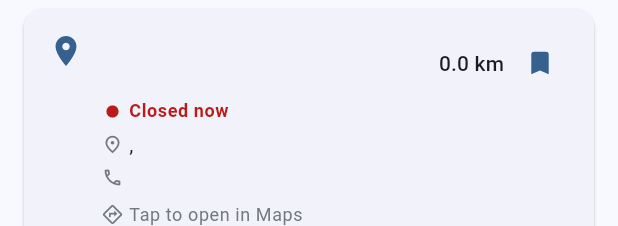
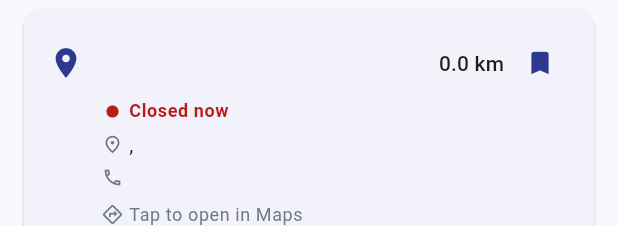
Before and after one commit to symonxdd/lm-plus-locator, a Flutter app: the OfficeCard widget shown alone on an empty page, opened directly with empty values, after a tap on the "bookmark outline" icon, on a phone screen of 412 x 824 dp. Shown: the top 226 px of the screen. Run offline on Flutter 3.47's test engine with Material 3 defaults, Android fonts, the phone set to English and light mode, and no system bars; our stand-ins replace cloud_firestore, connectivity_plus, firebase_auth, firebase_core, geocoding, geolocator and 5 more; accounts and stored records are empty.

Commit message:
fix(ui): brand-aware pin/bookmark colors, alignment, and app bar scroll flicker
- Office card pin and saved-bookmark icons now use the app's brand
  colors (ctaColors) instead of the generic theme primary color.
- Pin icon is now aligned with the title row instead of the whole
  multi-line card block, fixing it sitting visually too high.
- Result-count pills on the offices/mailboxes segmented filter are
  tinted from each segment's own resolved text color instead of a
  fixed grey, so they no longer clash with the selected (colored)
  segment or overflow into the neighboring one.
- Pin AppBar's background color explicitly: Flutter's AppBar falls
  back to colorScheme.surfaceContainer while scrolled-under vs.
  colorScheme.surface at rest, causing a visible color flicker on
  scroll independent of elevation/surfaceTintColor.

```diff
--- a/lib/theme/app_theme.dart
+++ b/lib/theme/app_theme.dart
@@ -12,14 +12,26 @@ class AppTheme {
   static final light = ThemeData(
     useMaterial3: true,
     colorScheme: _lightColorScheme,
-    appBarTheme: const AppBarTheme(surfaceTintColor: Colors.transparent),
+    appBarTheme: AppBarTheme(
+      // Pinned explicitly: AppBar otherwise resolves its background to
+      // colorScheme.surfaceContainer while scrolled-under vs. plain
+      // colorScheme.surface at rest, producing a visible color shift on
+      // scroll independent of elevation/surfaceTintColor.
+      backgroundColor: _lightColorScheme.surface,
+      surfaceTintColor: Colors.transparent,
+      scrolledUnderElevation: 0,
+    ),
     inputDecorationTheme: _inputDecorationTheme(_lightColorScheme),
   );
 
   static final dark = ThemeData(
     useMaterial3: true,
     colorScheme: _darkColorScheme,
-    appBarTheme: const AppBarTheme(surfaceTintColor: Colors.transparent),
+    appBarTheme: AppBarTheme(
+      backgroundColor: _darkColorScheme.surface,
+      surfaceTintColor: Colors.transparent,
+      scrolledUnderElevation: 0,
+    ),
     inputDecorationTheme: _inputDecorationTheme(_darkColorScheme),
   );
 
--- a/lib/widgets/office_card.dart
+++ b/lib/widgets/office_card.dart
@@ -7,6 +7,7 @@ import 'package:url_launcher/url_launcher.dart';
 import '../l10n/app_localizations.dart';
 import '../models/office.dart';
 import '../services/favorites_service.dart';
+import '../theme/app_colors.dart';
 import 'opening_hours_sheet.dart';
 
 /// A card showing a nearby LM+ office. Tapping it opens the office's
@@ -52,18 +53,17 @@ class OfficeCard extends StatelessWidget {
             onTap: _openInMaps,
             child: Padding(
               padding: const EdgeInsets.all(16),
-              child: Row(
-                crossAxisAlignment: CrossAxisAlignment.start,
-                children: [
-                  Icon(Icons.location_on, color: theme.colorScheme.primary),
-                  const SizedBox(width: 12),
-                  Expanded(
               child: Column(
                 crossAxisAlignment: CrossAxisAlignment.start,
                 children: [
                   Row(
                     crossAxisAlignment: CrossAxisAlignment.center,
                     children: [
+                      Icon(
+                        Icons.location_on,
+                        color: ctaColors(context).background,
+                      ),
+                      const SizedBox(width: 12),
                       Expanded(
                         child: Text(
                           office.name,
@@ -76,26 +76,22 @@ class OfficeCard extends StatelessWidget {
                         const SizedBox(width: 8),
                         Text(
                           l10n.distanceInKm(
-                                  officeWithDistance.distanceKm!
-                                      .toStringAsFixed(1),
+                            officeWithDistance.distanceKm!.toStringAsFixed(1),
                           ),
                           style: theme.textTheme.titleSmall,
                         ),
                       ],
                       const SizedBox(width: 4),
                       ValueListenableBuilder<Set<String>>(
-                              valueListenable:
-                                  FavoritesService.instance.favorites,
+                        valueListenable: FavoritesService.instance.favorites,
                         builder: (context, keys, _) {
                           final key = '${office.lat},${office.lng}';
                           final saved = keys.contains(key);
                           return IconButton(
                             icon: Icon(
-                                    saved
-                                        ? Icons.bookmark
-                                        : Icons.bookmark_outline,
+                              saved ? Icons.bookmark : Icons.bookmark_outline,
                               color: saved
-                                        ? theme.colorScheme.primary
+                                  ? ctaColors(context).background
                                   : theme.colorScheme.outline,
                             ),
                             iconSize: 20,
@@ -112,6 +108,13 @@ class OfficeCard extends StatelessWidget {
                       ),
                     ],
                   ),
+                  Padding(
+                    // Indented to align under the title text, past the pin
+                    // icon (24) and its spacing (12) above.
+                    padding: const EdgeInsets.only(left: 36),
+                    child: Column(
+                      crossAxisAlignment: CrossAxisAlignment.start,
+                      children: [
                         if (office.isOpenNow != null) ...[
                           const SizedBox(height: 4),
                           Row(
```
Also changed, not shown: lib/screens/home_screen.dart (+43 -10 lines). Lines whose indentation alone changed are shown as unchanged.
